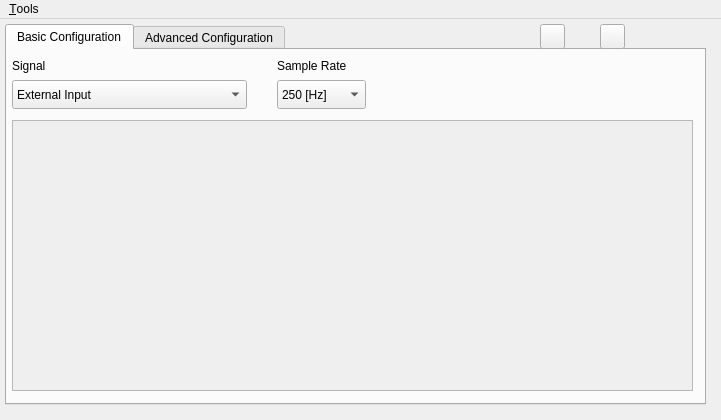
Before: the Qt Designer form mainwindow.ui in marianocossio/BioAmp, drawn with Qt 5.
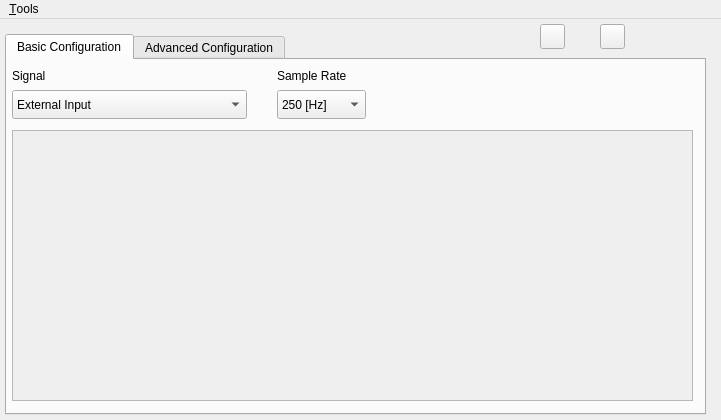
After: the same form once the commit is applied.

Commit message: Se agrega control de OS para la ventana principal.

The edit to the form file:
```diff
--- a/mainwindow.ui
+++ b/mainwindow.ui
@@ -69,7 +69,7 @@
     <property name="geometry">
      <rect>
       <x>5</x>
-      <y>5</y>
+      <y>15</y>
       <width>701</width>
       <height>381</height>
      </rect>
```
Left out of the diff: 2 changed lines with no effect on the pictures. The commit also changes 2 other files.
